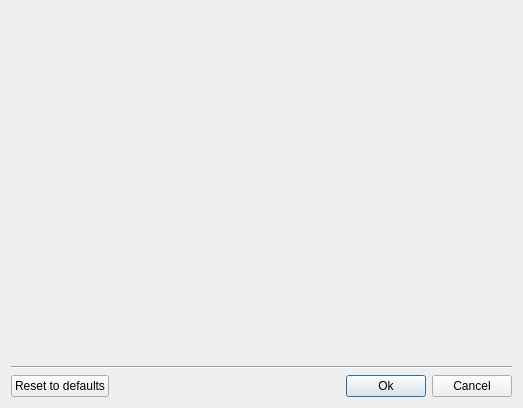
Qt form src/qt/qtPlatformConfig.ui (vpyk/emu80v4) before a commit.
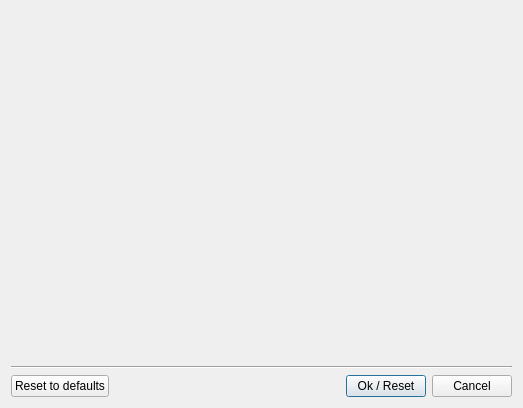
The same form after that commit.

```diff
--- a/src/qt/qtPlatformConfig.ui
+++ b/src/qt/qtPlatformConfig.ui
@@ -68,7 +68,7 @@
      <item>
       <widget class="QPushButton" name="okButton">
        <property name="text">
-        <string>Ok</string>
+        <string>Ok / Reset</string>
        </property>
        <property name="default">
         <bool>true</bool>
```
